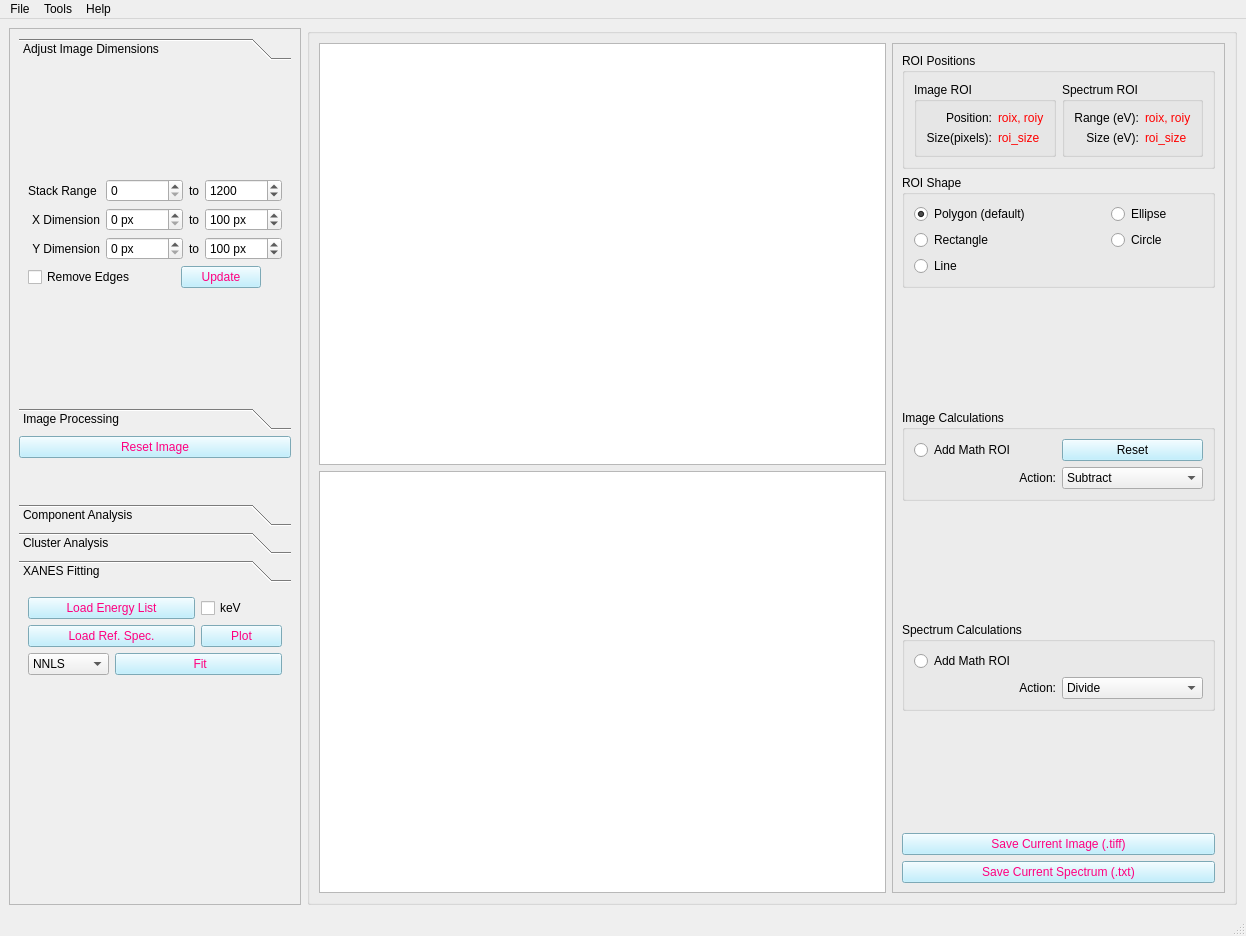
First picture: the form in uis/mainwindow_admin.ui, repository pattammattel/NSLS-II-MIDAS, before the edit.
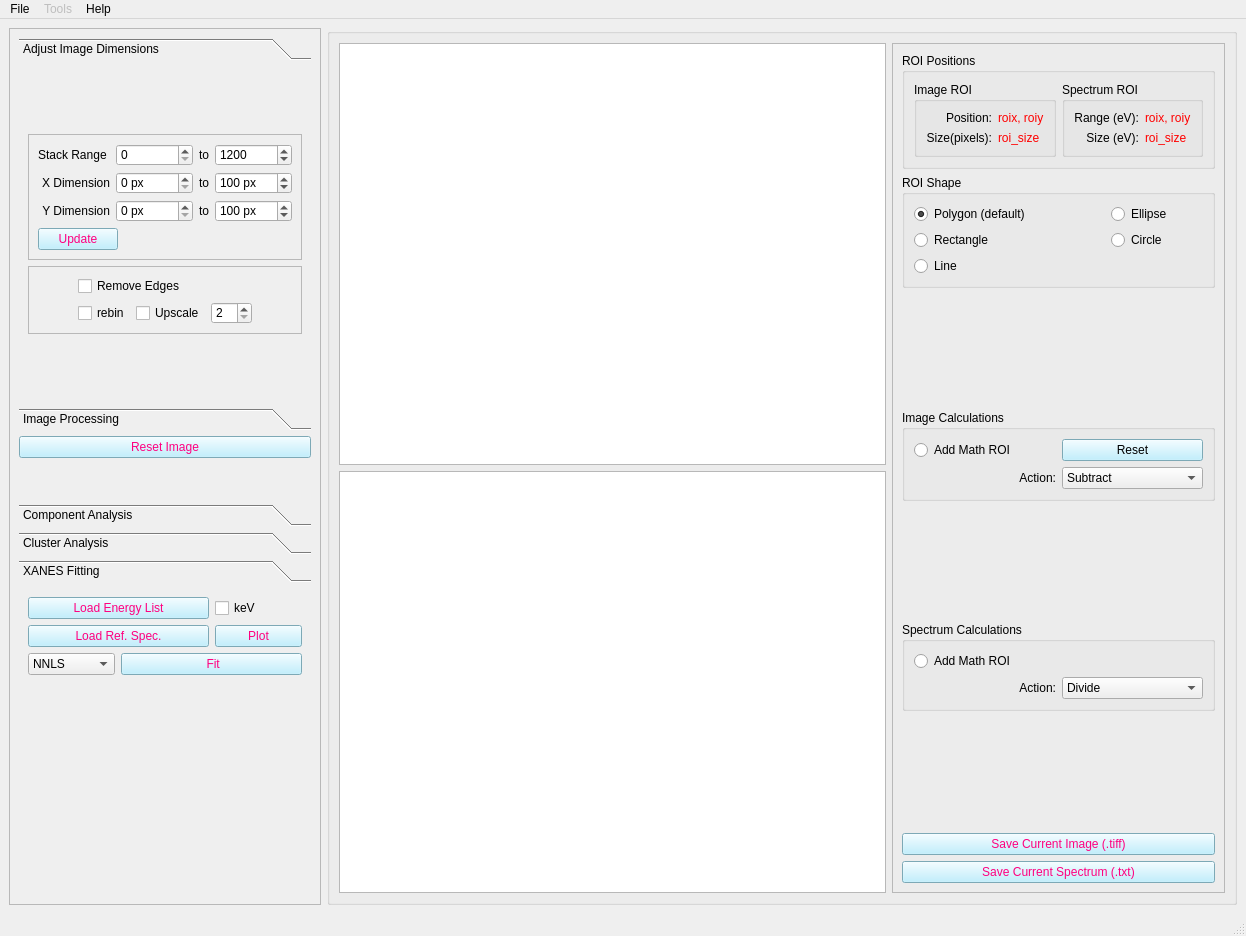
Second picture: the form after the edit. The open tabs and pages were chosen to show the change. Custom widgets are drawn as their Qt base class.

The edit to the form file:
```diff
--- a/uis/mainwindow_admin.ui
+++ b/uis/mainwindow_admin.ui
@@ -3,6 +3,9 @@
  <author>Ajith</author>
  <class>MainWindow</class>
  <widget class="QMainWindow" name="MainWindow">
+  <property name="enabled">
+   <bool>true</bool>
+  </property>
   <property name="geometry">
    <rect>
     <x>0</x>
@@ -25,12 +28,73 @@
 </string>
   </property>
   <widget class="QWidget" name="centralwidget">
+   <property name="enabled">
+    <bool>true</bool>
+   </property>
    <property name="sizePolicy">
     <sizepolicy hsizetype="Expanding" vsizetype="MinimumExpanding">
      <horstretch>0</horstretch>
      <verstretch>0</verstretch>
     </sizepolicy>
    </property>
+   <property name="styleSheet">
+    <string notr="true">QSlider::groove:horizontal {
+border: 1px solid #bbb;
+background: white;
+height: 10px;
+border-radius: 4px;
+}
+
+QSlider::sub-page:horizontal {
+background: qlineargradient(x1: 0, y1: 0,    x2: 0, y2: 1,
+    stop: 0 #66e, stop: 1 #bbf);
+background: qlineargradient(x1: 0, y1: 0.2, x2: 1, y2: 1,
+    stop: 0 #bbf, stop: 1 #55f);
+border: 1px solid #777;
+height: 10px;
+border-radius: 4px;
+}
+
+QSlider::add-page:horizontal {
+background: #fff;
+border: 1px solid #777;
+height: 10px;
+border-radius: 4px;
+}
+
+QSlider::handle:horizontal {
+background: qlineargradient(x1:0, y1:0, x2:1, y2:1,
+    stop:0 #eee, stop:1 #ccc);
+border: 1px solid #777;
+width: 13px;
+margin-top: -2px;
+margin-bottom: -2px;
+border-radius: 4px;
+}
+
+QSlider::handle:horizontal:hover {
+background: qlineargradient(x1:0, y1:0, x2:1, y2:1,
+    stop:0 #fff, stop:1 #ddd);
+border: 1px solid #444;
+border-radius: 4px;
+}
+
+QSlider::sub-page:horizontal:disabled {
+background: #bbb;
+border-color: #999;
+}
+
+QSlider::add-page:horizontal:disabled {
+background: #eee;
+border-color: #999;
+}
+
+QSlider::handle:horizontal:disabled {
+background: #eee;
+border: 1px solid #aaa;
+border-radius: 4px;
+}</string>
+   </property>
    <layout class="QGridLayout" name="gridLayout_16">
     <item row="0" column="0">
      <widget class="QScrollArea" name="scrollArea">
@@ -57,8 +121,8 @@
         <rect>
          <x>0</x>
          <y>0</y>
-         <width>368</width>
-         <height>855</height>
+         <width>321</width>
+         <height>867</height>
         </rect>
        </property>
        <layout class="QGridLayout" name="gridLayout_9">
@@ -81,17 +145,24 @@
             <rect>
              <x>0</x>
              <y>0</y>
-             <width>346</width>
-             <height>291</height>
+             <width>310</width>
+             <height>351</height>
             </rect>
            </property>
            <attribute name="label">
             <string>Adjust Image Dimensions</string>
            </attribute>
-           <layout class="QGridLayout" name="gridLayout_7">
+           <layout class="QGridLayout" name="gridLayout_31">
+            <item row="1" column="0">
+             <widget class="QFrame" name="frame_7">
+              <property name="frameShape">
+               <enum>QFrame::StyledPanel</enum>
+              </property>
+              <property name="frameShadow">
+               <enum>QFrame::Raised</enum>
+              </property>
+              <layout class="QGridLayout" name="gridLayout_30">
             <item row="0" column="0">
-             <layout class="QGridLayout" name="gridLayout_10">
-              <item row="0" column="0" colspan="2">
                <layout class="QGridLayout" name="gridLayout_17">
                 <property name="sizeConstraint">
                  <enum>QLayout::SetMinimumSize</enum>
@@ -267,22 +338,6 @@
                </layout>
               </item>
               <item row="1" column="0">
-               <widget class="QCheckBox" name="cb_remove_edges">
-                <property name="sizePolicy">
-                 <sizepolicy hsizetype="Fixed" vsizetype="Fixed">
-                  <horstretch>0</horstretch>
-                  <verstretch>0</verstretch>
-                 </sizepolicy>
-                </property>
-                <property name="toolTip">
-                 <string>Removes one column/row from all four edges</string>
-                </property>
-                <property name="text">
-                 <string>Remove Edges</string>
-                </property>
-               </widget>
-              </item>
-              <item row="1" column="1">
                <widget class="QPushButton" name="pb_crop">
                 <property name="sizePolicy">
                  <sizepolicy hsizetype="Fixed" vsizetype="Fixed">
@@ -304,6 +359,129 @@
                </widget>
               </item>
              </layout>
+             </widget>
+            </item>
+            <item row="2" column="0">
+             <widget class="QFrame" name="frame_6">
+              <property name="frameShape">
+               <enum>QFrame::StyledPanel</enum>
+              </property>
+              <property name="frameShadow">
+               <enum>QFrame::Raised</enum>
+              </property>
+              <layout class="QGridLayout" name="gridLayout_7">
+               <item row="2" column="0">
+                <layout class="QHBoxLayout" name="horizontalLayout_9">
+                 <item>
+                  <widget class="QCheckBox" name="cb_rebin">
+                   <property name="enabled">
+                    <bool>true</bool>
+                   </property>
+                   <property name="sizePolicy">
+                    <sizepolicy hsizetype="Fixed" vsizetype="Preferred">
+                     <horstretch>0</horstretch>
+                     <verstretch>0</verstretch>
+                    </sizepolicy>
+                   </property>
+                   <property name="text">
+                    <string>rebin</string>
+                   </property>
+                  </widget>
+                 </item>
+                 <item>
+                  <layout class="QHBoxLayout" name="horizontalLayout_10">
+                   <item>
+                    <widget class="QCheckBox" name="cb_upscale">
+                     <property name="enabled">
+                      <bool>true</bool>
+                     </property>
+                     <property name="sizePolicy">
+                      <sizepolicy hsizetype="Fixed" vsizetype="Preferred">
+                       <horstretch>0</horstretch>
+                       <verstretch>0</verstretch>
+                      </sizepolicy>
+                     </property>
+                     <property name="text">
+                      <string>Upscale</string>
+                     </property>
+                    </widget>
+                   </item>
+                  </layout>
+                 </item>
+                 <item>
+                  <widget class="QSpinBox" name="sb_scaling_factor">
+                   <property name="enabled">
+                    <bool>true</bool>
+                   </property>
+                   <property name="sizePolicy">
+                    <sizepolicy hsizetype="Fixed" vsizetype="Fixed">
+                     <horstretch>0</horstretch>
+                     <verstretch>0</verstretch>
+                    </sizepolicy>
+                   </property>
+                   <property name="styleSheet">
+                    <string notr="true">font: 10pt &quot;MS Shell Dlg 2&quot;;</string>
+                   </property>
+                   <property name="minimum">
+                    <number>2</number>
+                   </property>
+                   <property name="maximum">
+                    <number>16</number>
+                   </property>
+                   <property name="singleStep">
+                    <number>2</number>
+                   </property>
+                   <property name="value">
+                    <number>2</number>
+                   </property>
+                  </widget>
+                 </item>
+                </layout>
+               </item>
+               <item row="0" column="0">
+                <widget class="QCheckBox" name="cb_remove_edges">
+                 <property name="sizePolicy">
+                  <sizepolicy hsizetype="Fixed" vsizetype="Preferred">
+                   <horstretch>0</horstretch>
+                   <verstretch>0</verstretch>
+                  </sizepolicy>
+                 </property>
+                 <property name="toolTip">
+                  <string>Removes one column/row from all four edges</string>
+                 </property>
+                 <property name="text">
+                  <string>Remove Edges</string>
+                 </property>
+                </widget>
+               </item>
+              </layout>
+             </widget>
+            </item>
+            <item row="0" column="0">
+             <spacer name="verticalSpacer_6">
+              <property name="orientation">
+               <enum>Qt::Vertical</enum>
+              </property>
+              <property name="sizeHint" stdset="0">
+               <size>
+                <width>20</width>
+                <height>40</height>
+               </size>
+              </property>
+             </spacer>
+            </item>
+            <item row="3" column="0">
+             <spacer name="verticalSpacer_7">
+              <property name="orientation">
+               <enum>Qt::Vertical</enum>
+              </property>
+              <property name="sizeHint" stdset="0">
+               <size>
+                <width>20</width>
+                <height>40</height>
+               </size>
+              </property>
+             </spacer>
             </item>
            </layout>
           </widget>
@@ -548,7 +726,7 @@
                    </widget>
                   </item>
                   <item row="1" column="0">
-                   <layout class="QHBoxLayout" name="horizontalLayout_9">
+                   <layout class="QHBoxLayout" name="horizontalLayout_4">
                     <item>
                      <widget class="QCheckBox" name="sb_bin">
                       <property name="enabled">
@@ -649,6 +827,9 @@
         </item>
         <item row="3" column="0">
          <widget class="QToolBox" name="toolBox_2">
+          <property name="enabled">
+           <bool>true</bool>
+          </property>
           <property name="currentIndex">
            <number>2</number>
           </property>
@@ -920,8 +1101,8 @@
             <rect>
              <x>0</x>
              <y>0</y>
-             <width>346</width>
-             <height>156</height>
+             <width>299</width>
+             <height>184</height>
             </rect>
            </property>
            <attribute name="label">
@@ -1457,7 +1638,7 @@
      <x>0</x>
      <y>0</y>
      <width>1246</width>
-     <height>29</height>
+     <height>23</height>
     </rect>
    </property>
    <widget class="QMenu" name="menuManual">
@@ -1479,6 +1660,9 @@
     <addaction name="actionExit"/>
    </widget>
    <widget class="QMenu" name="menuMask">
+    <property name="enabled">
+     <bool>false</bool>
+    </property>
     <property name="title">
      <string>Tools</string>
     </property>
```
Left out of the diff: 257 changed lines with no effect on the pictures. Lines whose indentation alone changed are shown as unchanged.
